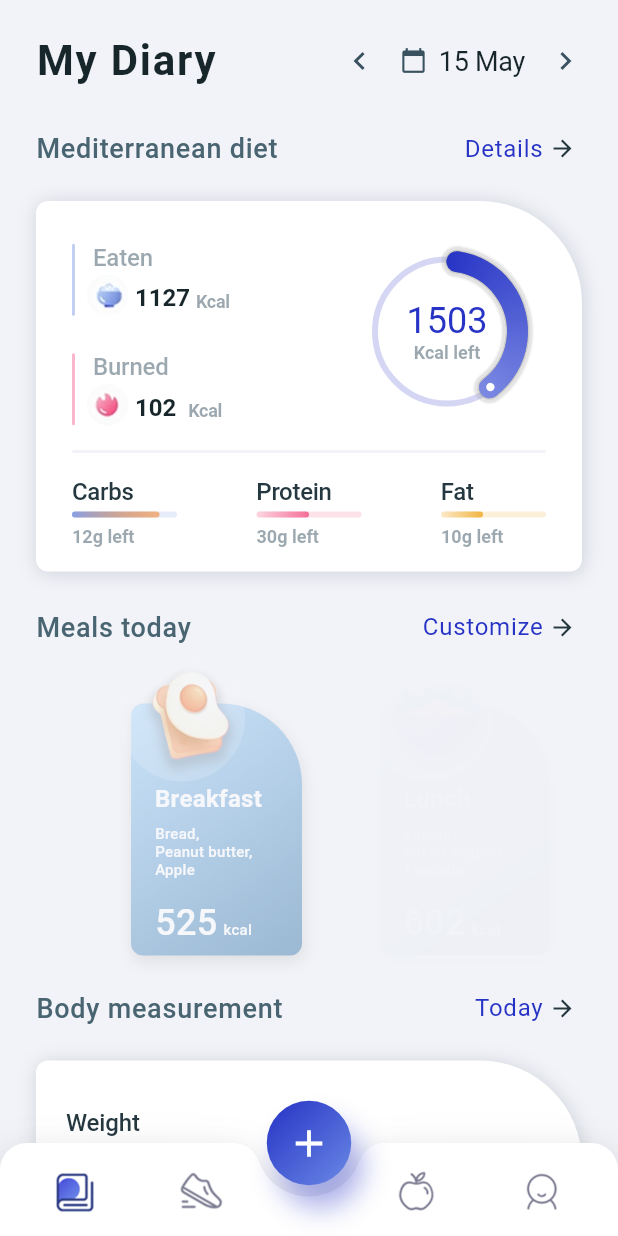
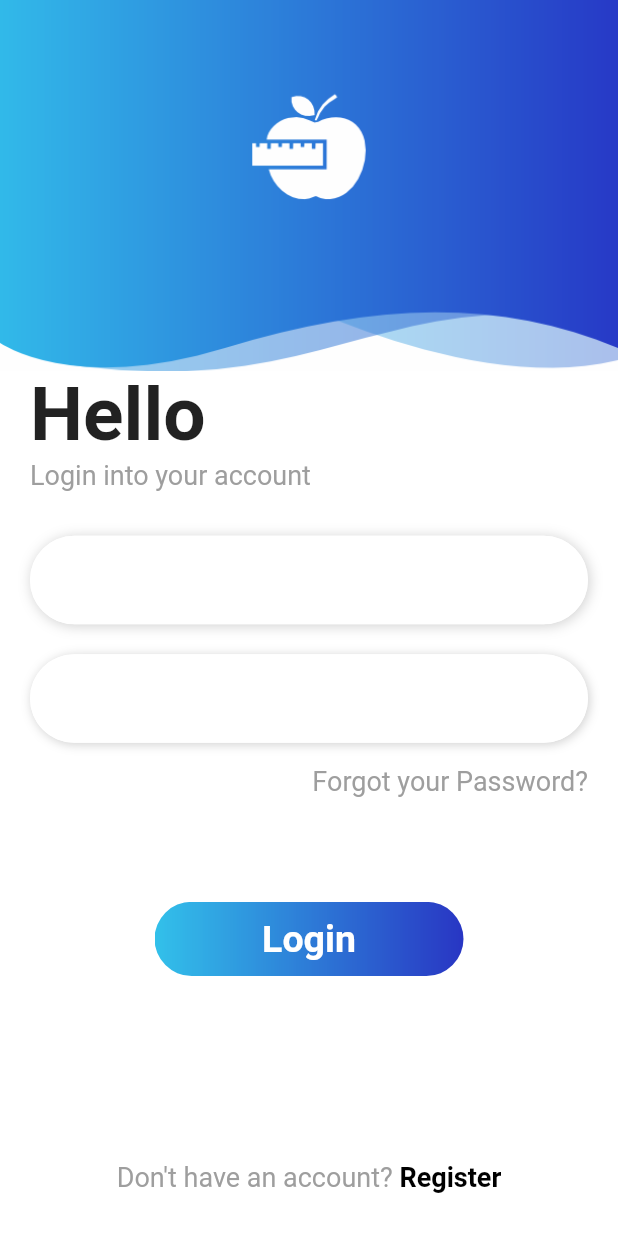
Before and after one commit to itsMallix/diet_adventure, a Flutter app: the first screen one second after launch, on a phone screen of 412 x 824 dp. Run offline on Flutter 3.47's test engine with Material 2 defaults, Android fonts, the phone set to English and light mode, and no system bars; our stand-ins replace get.

Commit message:
update login

```diff
--- a/lib/main.dart
+++ b/lib/main.dart
@@ -1,7 +1,14 @@
+// import 'package:firebase_core/firebase_core.dart';
 import 'package:flutter/material.dart';
 import 'view/v_home.dart';
+import 'package:diet_app/view/middleware/screen_register.dart';
+import 'package:diet_app/view/middleware/screen_login.dart';
+import 'package:get/get.dart';
 
-void main() {
+void main() async {
+  // WidgetsFlutterBinding.ensureInitialized();
+
+  // await Firebase.initializeApp();
   runApp(const MyApp());
 }
 
@@ -10,9 +17,9 @@ class MyApp extends StatelessWidget {
 
   @override
   Widget build(BuildContext context) {
-    return MaterialApp(
+    return GetMaterialApp(
       debugShowCheckedModeBanner: false,
-      home: DietAppHome(),
+      home: LoginPage(),
     );
   }
 }
--- a/lib/view/component/bottom_bar.dart
+++ b/lib/view/component/bottom_bar.dart
@@ -159,7 +159,7 @@ class _BottomBarViewState extends State<BottomBarView>
                           focusColor: Colors.transparent,
                           onTap: widget.addClick,
                           child: Icon(
-                            Icons.add,
+                            Icons.camera,
                             color: DietApp.white,
                             size: 32,
                           ),
--- /dev/null
+++ b/lib/view/middleware/screen_login.dart
@@ -0,0 +1,174 @@
+import 'package:flutter/material.dart';
+import 'package:flutter/src/widgets/framework.dart';
+import 'package:flutter/src/widgets/placeholder.dart';
+
+class LoginPage extends StatefulWidget {
+  const LoginPage({super.key});
+
+  @override
+  State<LoginPage> createState() => _LoginPageState();
+}
+
+class _LoginPageState extends State<LoginPage> {
+  @override
+  Widget build(BuildContext context) {
+    double w = MediaQuery.of(context).size.width;
+    double h = MediaQuery.of(context).size.height;
+    return Scaffold(
+      backgroundColor: Colors.white,
+      body: Column(
+        children: [
+          Container(
+            width: w,
+            height: h * 0.3,
+            decoration: BoxDecoration(
+              image: DecorationImage(
+                  image: AssetImage("assets/header_login.png"),
+                  fit: BoxFit.cover),
+            ),
+          ),
+          Container(
+            width: w,
+            margin: const EdgeInsets.only(left: 20, right: 20),
+            child: Column(
+              crossAxisAlignment: CrossAxisAlignment.start,
+              children: [
+                Text(
+                  'Hello',
+                  style: TextStyle(fontSize: 50, fontWeight: FontWeight.bold),
+                ),
+                Text(
+                  'Login into your account',
+                  style: TextStyle(fontSize: 18, color: Colors.grey[500]),
+                ),
+                SizedBox(
+                  height: 30,
+                ),
+                Container(
+                  decoration: BoxDecoration(
+                    color: Colors.white,
+                    borderRadius: BorderRadius.circular(30),
+                    boxShadow: [
+                      BoxShadow(
+                        blurRadius: 7,
+                        offset: Offset(1, 1),
+                        color: Colors.grey.withOpacity(0.5),
+                      )
+                    ],
+                  ),
+                  child: TextField(
+                    decoration: InputDecoration(
+                      focusedBorder: OutlineInputBorder(
+                        borderRadius: BorderRadius.circular(30),
+                        borderSide: BorderSide(
+                          color: Colors.white,
+                          width: 1.0,
+                        ),
+                      ),
+                      enabledBorder: OutlineInputBorder(
+                        borderRadius: BorderRadius.circular(30),
+                        borderSide: BorderSide(
+                          color: Colors.white,
+                          width: 1.0,
+                        ),
+                      ),
+                      border: OutlineInputBorder(
+                        borderRadius: BorderRadius.circular(25),
+                      ),
+                    ),
+                  ),
+                ),
+                SizedBox(
+                  height: 20,
+                ),
+                Container(
+                  decoration: BoxDecoration(
+                    color: Colors.white,
+                    borderRadius: BorderRadius.circular(30),
+                    boxShadow: [
+                      BoxShadow(
+                          blurRadius: 5,
+                          offset: Offset(1, 1),
+                          color: Colors.grey.withOpacity(0.5))
+                    ],
+                  ),
+                  child: TextField(
+                    decoration: InputDecoration(
+                      focusedBorder: OutlineInputBorder(
+                        borderRadius: BorderRadius.circular(30),
+                        borderSide: BorderSide(color: Colors.white, width: 1.0),
+                      ),
+                      enabledBorder: OutlineInputBorder(
+                        borderRadius: BorderRadius.circular(30),
+                        borderSide: BorderSide(color: Colors.white, width: 1.0),
+                      ),
+                      border: OutlineInputBorder(
+                        borderRadius: BorderRadius.circular(25),
+                      ),
+                    ),
+                  ),
+                ),
+                SizedBox(
+                  height: 15,
+                ),
+                Row(
+                  children: [
+                    Expanded(
+                      child: Container(),
+                    ),
+                    Text(
+                      'Forgot your Password?',
+                      style: TextStyle(fontSize: 18, color: Colors.grey[500]),
+                    ),
+                  ],
+                ),
+              ],
+            ),
+          ),
+          SizedBox(
+            height: 70,
+          ),
+          Container(
+            width: w * 0.5,
+            height: h * 0.06,
+            decoration: BoxDecoration(
+              borderRadius: BorderRadius.circular(30),
+              image: DecorationImage(
+                  image: AssetImage("assets/btn_bg.png"), fit: BoxFit.cover),
+            ),
+            child: Center(
+              child: Text(
+                "Login",
+                style: TextStyle(
+                  fontSize: 25,
+                  fontWeight: FontWeight.bold,
+                  color: Colors.white,
+                ),
+              ),
+            ),
+          ),
+          SizedBox(
+            height: w * 0.3,
+          ),
+          RichText(
+            text: TextSpan(
+                text: "Don\'t have an account?",
+                style: TextStyle(
+                  color: Colors.grey[500],
+                  fontSize: 18,
+                ),
+                children: [
+                  TextSpan(
+                    text: " Register",
+                    style: TextStyle(
+                        color: Colors.black,
+                        fontSize: 18,
+                        fontWeight: FontWeight.bold),
+                  ),
+                ]),
+          ),
+        ],
+      ),
+    );
+  }
+}
--- a/pubspec.yaml
+++ b/pubspec.yaml
@@ -35,10 +35,12 @@ dependencies:
   # The following adds the Cupertino Icons font to your application.
   # Use with the CupertinoIcons class for iOS style icons.
   cupertino_icons: ^1.0.2
+  get:
   font_awesome_flutter: ^10.1.0
   flutter_rating_bar: ^4.0.1
   intl: ^0.17.0
   animations: ^2.0.3
+  firebase_core: ^2.13.1
 
 dev_dependencies:
   flutter_test:
```
Also changed, not shown: lib/view/middleware/screen_register.dart (added, +210 -0 lines), assets/btn_bg.png (added), assets/f.png (added), assets/fitness_app.png (deleted), assets/g.png (added), assets/header_login.png (added), assets/t.png (added), lib/dietApp_login.dart (deleted), lib/dietApp_register.dart (deleted), pubspec.lock, 3 other files.
